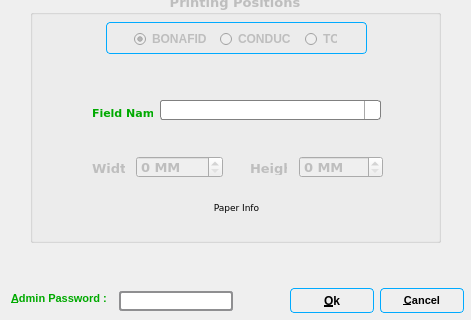
Before: the Qt Designer form src/config/config.ui in mskonline/docmaqv2, drawn with Qt 5; both pictures show x 0 to 471 and y 162 to 482 of the 471 by 482 pixel window.
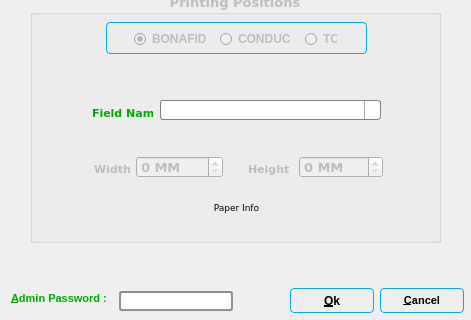
After: the same form once the commit is applied. Icons and pictures are not drawn.

```diff
--- a/src/config/config.ui
+++ b/src/config/config.ui
@@ -357,14 +357,15 @@
      <widget class="QLabel" name="label_10">
       <property name="geometry">
        <rect>
-        <x>62</x>
-        <y>170</y>
-        <width>33</width>
-        <height>13</height>
+        <x>64</x>
+        <y>167</y>
+        <width>41</width>
+        <height>20</height>
        </rect>
       </property>
       <property name="font">
        <font>
+        <pointsize>8</pointsize>
         <weight>75</weight>
         <bold>true</bold>
        </font>
@@ -379,14 +380,15 @@
      <widget class="QLabel" name="label_11">
       <property name="geometry">
        <rect>
-        <x>220</x>
-        <y>170</y>
-        <width>37</width>
-        <height>13</height>
+        <x>218</x>
+        <y>167</y>
+        <width>51</width>
+        <height>20</height>
        </rect>
       </property>
       <property name="font">
        <font>
+        <pointsize>8</pointsize>
         <weight>75</weight>
         <bold>true</bold>
        </font>
```
Left out of the diff: 33 changed lines with no effect on the pictures.
